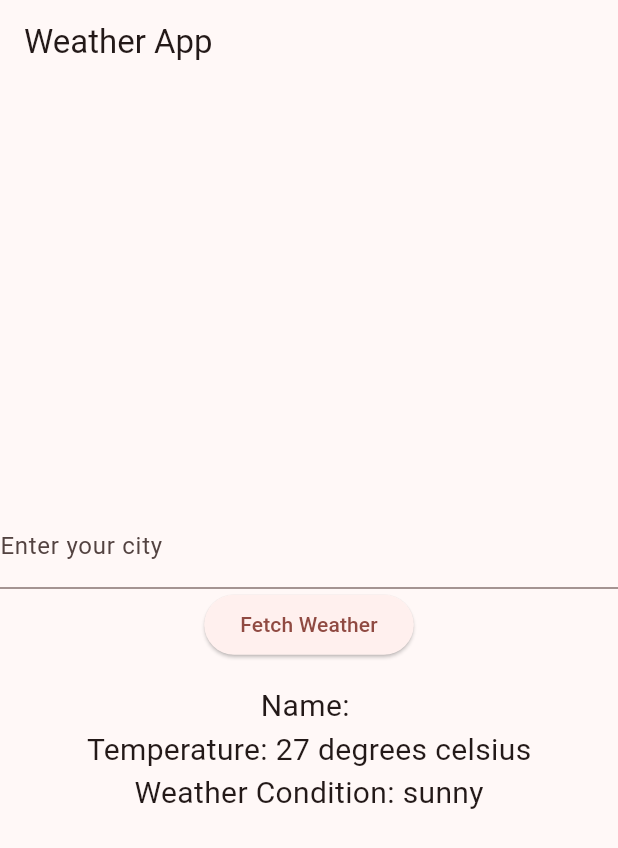
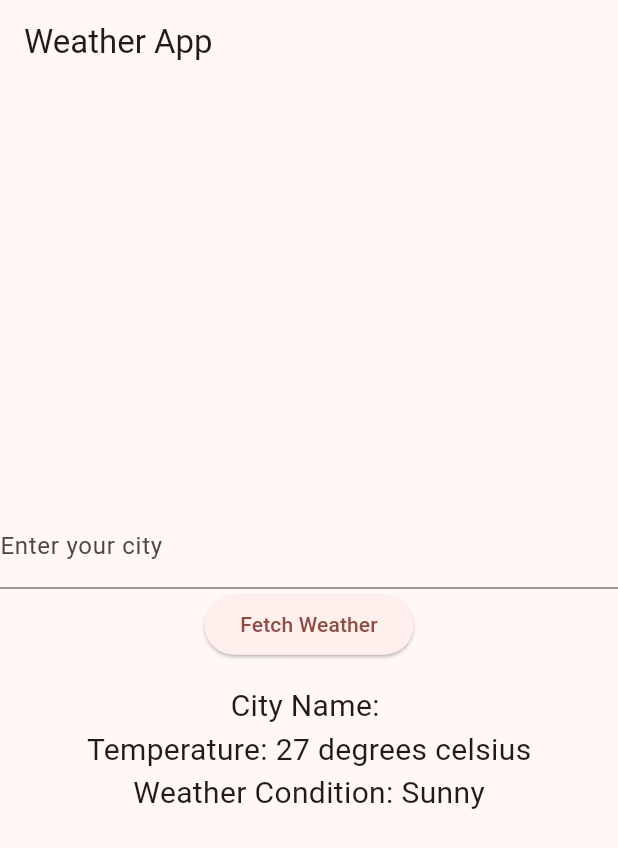
Before and after one commit to NyimaG/weather_app, a Flutter app: the screen it shows after launch, after a tap on "Fetch Weather", on a phone screen of 412 x 824 dp. Shown: the top 848 px of the screen. Run offline on Flutter 3.47's test engine with Material 3 defaults, Android fonts, the phone set to English and light mode, and no system bars.

```diff
--- a/lib/main.dart
+++ b/lib/main.dart
@@ -35,7 +35,7 @@ class _WeatherState extends State<weather> {
   void _setText() {
     setState(() {
       cityname = titleController.text;
-      weather_cond = "sunny";
+      weather_cond = "Sunny";
       temp = Random().nextInt(16) + 15;
     });
   }
@@ -63,7 +63,7 @@ class _WeatherState extends State<weather> {
                   child: const Text('Fetch Weather')),
               SizedBox(height: 16.0),
               Text(
-                'Name: $cityname',
+                'City Name: $cityname',
                 style: TextStyle(fontSize: 20.0),
               ),
               Text(
```
